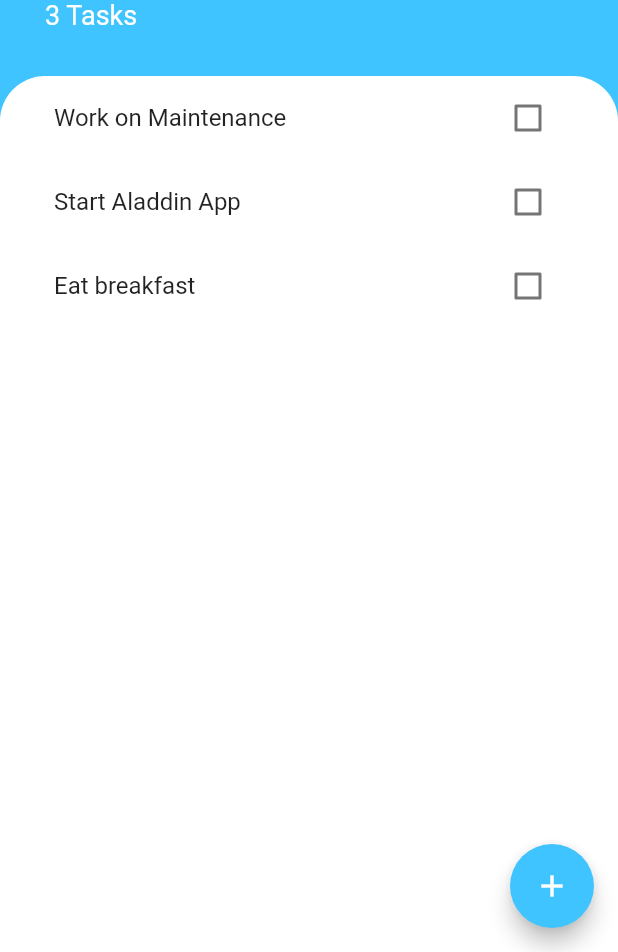
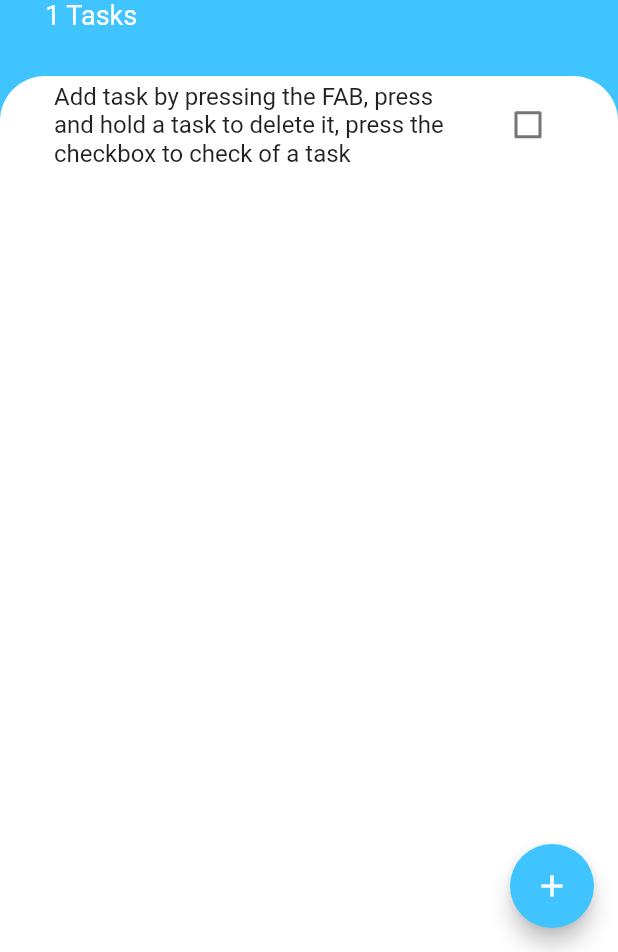
Before and after one commit to DevXanderCode/todoey_flutter, a Flutter app: the screen it shows after launch, on a phone screen of 412 x 824 dp, the part 284-1236 px from its top. Run offline on Flutter 3.47's test engine with Material 2 defaults, Android fonts, the phone set to English and light mode, and no system bars.

Commit message:
made some update

```diff
--- a/lib/models/task_data.dart
+++ b/lib/models/task_data.dart
@@ -4,9 +4,9 @@ import 'dart:collection';
 
 class TaskData extends ChangeNotifier {
   final List<Task> _tasks = [
-    Task(name: 'Work on Maintenance'),
-    Task(name: 'Start Aladdin App'),
-    Task(name: 'Eat breakfast')
+    Task(
+        name:
+            'Add task by pressing the FAB, press and hold a task to delete it, press the checkbox to check of a task '),
   ];
 
   UnmodifiableListView<Task> get tasks => UnmodifiableListView(_tasks);
@@ -26,8 +26,8 @@ class TaskData extends ChangeNotifier {
     notifyListeners();
   }
 
-  void deleteTask(int taskIdx) {
-    _tasks.removeAt(taskIdx);
+  void deleteTask(Task task) {
+    _tasks.remove(task);
     notifyListeners();
   }
 }
--- a/lib/widgets/tasks_list.dart
+++ b/lib/widgets/tasks_list.dart
@@ -18,7 +18,7 @@ class TasksList extends StatelessWidget {
                 Provider.of<TaskData>(context, listen: false).updateTask(task);
               },
               deleteTask: () {
-                Provider.of<TaskData>(context, listen: false).deleteTask(index);
+                Provider.of<TaskData>(context, listen: false).deleteTask(task);
               },
             );
           },
```
